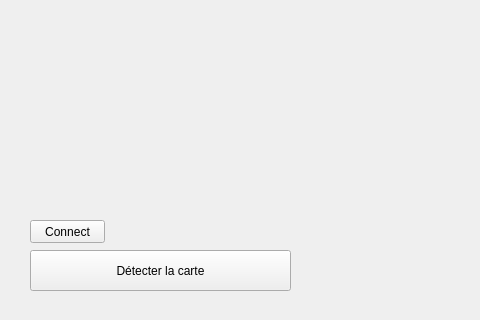
The window that mafenetre.ui (yacinecheikh/Wirelessed) describes before a commit, drawn with Qt 5; both pictures show x 0 to 480 and y 280 to 600 of the 800 by 600 pixel window.
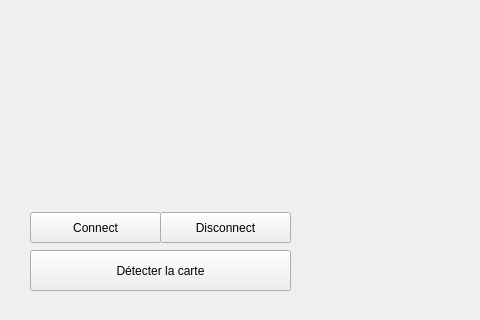
The same window after the commit.

Commit message: add disconnect button to UI

```diff
--- a/mafenetre.ui
+++ b/mafenetre.ui
@@ -17,9 +17,9 @@
    <property name="geometry">
     <rect>
      <x>30</x>
-     <y>500</y>
-     <width>75</width>
-     <height>23</height>
+     <y>492</y>
+     <width>131</width>
+     <height>31</height>
     </rect>
    </property>
    <property name="text">
@@ -222,10 +222,10 @@
   <widget class="QLabel" name="device_label">
    <property name="geometry">
     <rect>
-     <x>130</x>
-     <y>500</y>
-     <width>181</width>
-     <height>21</height>
+     <x>30</x>
+     <y>460</y>
+     <width>261</width>
+     <height>20</height>
     </rect>
    </property>
    <property name="text">
@@ -258,6 +258,19 @@
     <string>Mettre à jour</string>
    </property>
   </widget>
+  <widget class="QPushButton" name="disconnect_btn">
+   <property name="geometry">
+    <rect>
+     <x>160</x>
+     <y>492</y>
+     <width>131</width>
+     <height>31</height>
+    </rect>
+   </property>
+   <property name="text">
+    <string>Disconnect</string>
+   </property>
+  </widget>
  </widget>
  <resources/>
  <connections/>
```
The commit also changes 1 other file.
